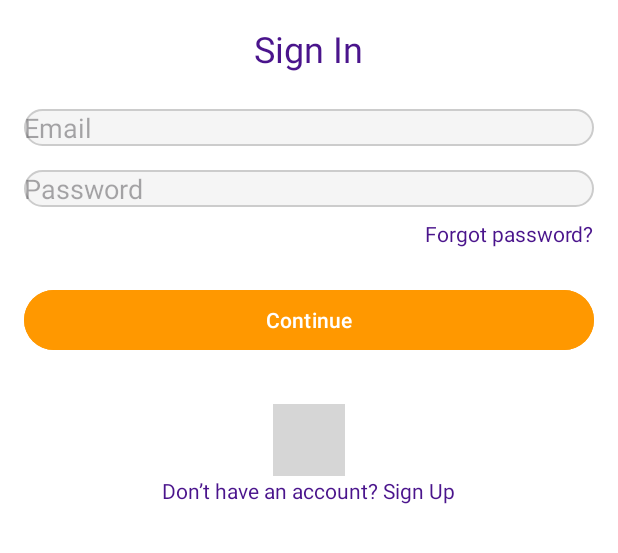
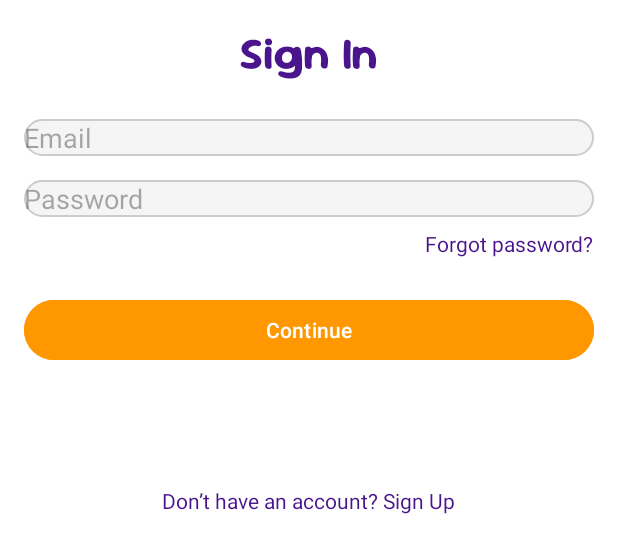
Before and after one commit to Kiddos-Kids-Food-Discoveries/Kiddos-Android, an Android app: the layout activity_login.xml on its own in the app's theme, with its tools: preview values and no code run, on a phone screen of 412 x 824 dp. Shown: the top 553 px of the screen. Run offline under Robolectric (Android 15) with nearby library versions, the phone set to English and light mode, and no system bars; grey boxes are pictures that could not be loaded.

Commit message:
add font

```diff
--- a/app/src/main/res/layout/activity_login.xml
+++ b/app/src/main/res/layout/activity_login.xml
@@ -13,8 +13,9 @@
         android:id="@+id/tvSignInTitle"
         android:layout_width="wrap_content"
         android:layout_height="wrap_content"
-        android:text="Sign In"
-        android:textSize="24sp"
+        android:text="@string/sign_in"
+        android:textSize="30sp"
+        android:fontFamily="@font/sourgummy_bold"
         android:textColor="#4A148C"
         android:layout_gravity="center_horizontal"
         android:layout_marginBottom="24dp" />
@@ -60,7 +61,6 @@
         android:id="@+id/ivCharacterLogin"
         android:layout_width="48dp"
         android:layout_height="48dp"
-        android:src="@drawable/pear_character"
         android:layout_gravity="center_horizontal"
         android:layout_marginTop="16dp" />
 
--- a/app/src/main/res/values/strings.xml
+++ b/app/src/main/res/values/strings.xml
@@ -1,3 +1,4 @@
 <resources>
     <string name="app_name">Kiddos-Android</string>
+    <string name="sign_in">Sign In</string>
 </resources>
```
Also changed, not shown: app/src/main/res/font/sourgummy_bold.ttf (added), app/src/main/res/font/sourgummy_extralight.ttf (added), app/src/main/res/font/sourgummy_light.ttf (added), app/src/main/res/font/sourgummy_medium.ttf (added), app/src/main/res/font/sourgummy_regular.ttf (added), app/src/main/res/font/sourgummy_semibold.ttf (added), app/src/main/res/font/sourgummy_thin.ttf (added).
